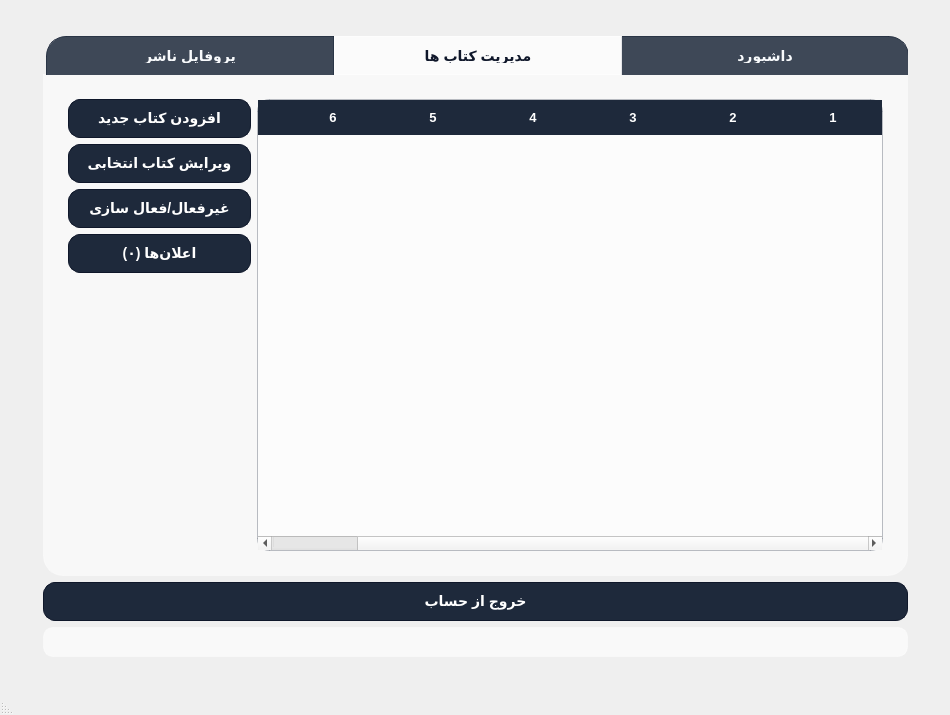
Old version of the form client/publishermainwindow.ui in the repository afkhamis1386-afk/bookCLUB_Project.
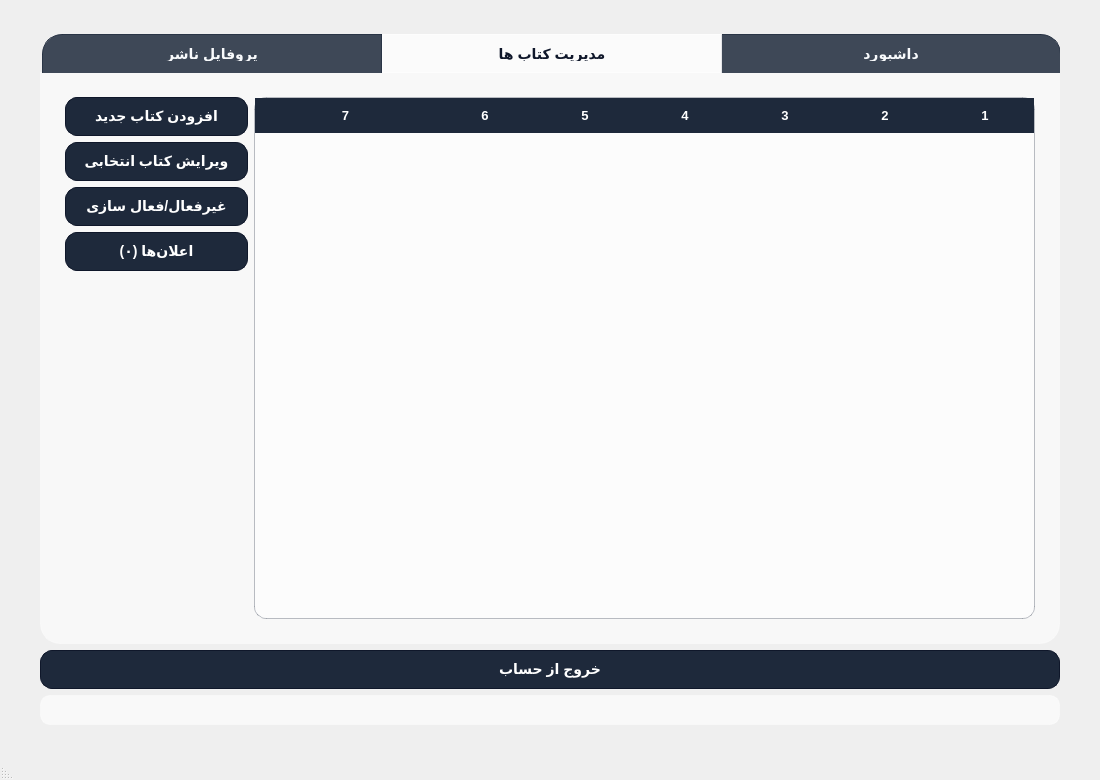
New version of the form. The open tabs and pages were chosen to show the change. Icons and pictures are not drawn.

What changed in the file:
```diff
--- a/client/publishermainwindow.ui
+++ b/client/publishermainwindow.ui
@@ -6,8 +6,8 @@
    <rect>
     <x>0</x>
     <y>0</y>
-    <width>950</width>
-    <height>715</height>
+    <width>1100</width>
+    <height>780</height>
    </rect>
   </property>
   <property name="windowTitle">
@@ -48,11 +48,11 @@
     border: 1px solid rgba(30, 41, 59, 0.9);
     border-bottom: none;
     color: #f8fafc;
-    width: 286px;
+    width: 338px;
     padding: 12px 0px;
     font-size: 14px;
     font-weight: bold;
-    font-family: &quot;Segoe UI&quot;, &quot;Tahoma&quot;, sans-serif;
+    font-family: "Segoe UI", "Tahoma", sans-serif;
     text-align: center;
     margin-right: -1px;
 }
@@ -89,7 +89,7 @@
     border-radius: 12px;
     color: #0f172a;
     font-size: 13px;
-    font-family: &quot;Segoe UI&quot;, &quot;Tahoma&quot;, sans-serif;
+    font-family: "Segoe UI", "Tahoma", sans-serif;
 }
 
 QHeaderView {
@@ -121,7 +121,7 @@
     padding: 10px 18px;
     font-weight: bold;
     font-size: 14px;
-    font-family: &quot;Segoe UI&quot;, &quot;Tahoma&quot;, sans-serif;
+    font-family: "Segoe UI", "Tahoma", sans-serif;
 }
 
 /* تغییر رنگ متن تمام دکمه ها به طلایی در حالت Hover */
@@ -135,7 +135,7 @@
     color: #0f172a;
     font-size: 14px;
     font-weight: bold;
-    font-family: &quot;Segoe UI&quot;, &quot;Tahoma&quot;, sans-serif;
+    font-family: "Segoe UI", "Tahoma", sans-serif;
 }
 
 #statusLabel {
@@ -179,14 +179,14 @@
      <widget class="QTabWidget" name="publisherTabWidget">
       <property name="minimumSize">
        <size>
-        <width>865</width>
-        <height>540</height>
+        <width>1020</width>
+        <height>610</height>
        </size>
       </property>
       <property name="maximumSize">
        <size>
-        <width>865</width>
-        <height>540</height>
+        <width>1020</width>
+        <height>610</height>
        </size>
       </property>
       <property name="currentIndex">
@@ -256,6 +256,9 @@
           <attribute name="horizontalHeaderStretchLastSection">
            <bool>true</bool>
           </attribute>
+          <attribute name="horizontalHeaderShowSortIndicator" stdset="0">
+           <bool>false</bool>
+          </attribute>
           <column/>
           <column/>
           <column/>
```
Left out of the diff: 98 changed lines with no effect on the pictures.
